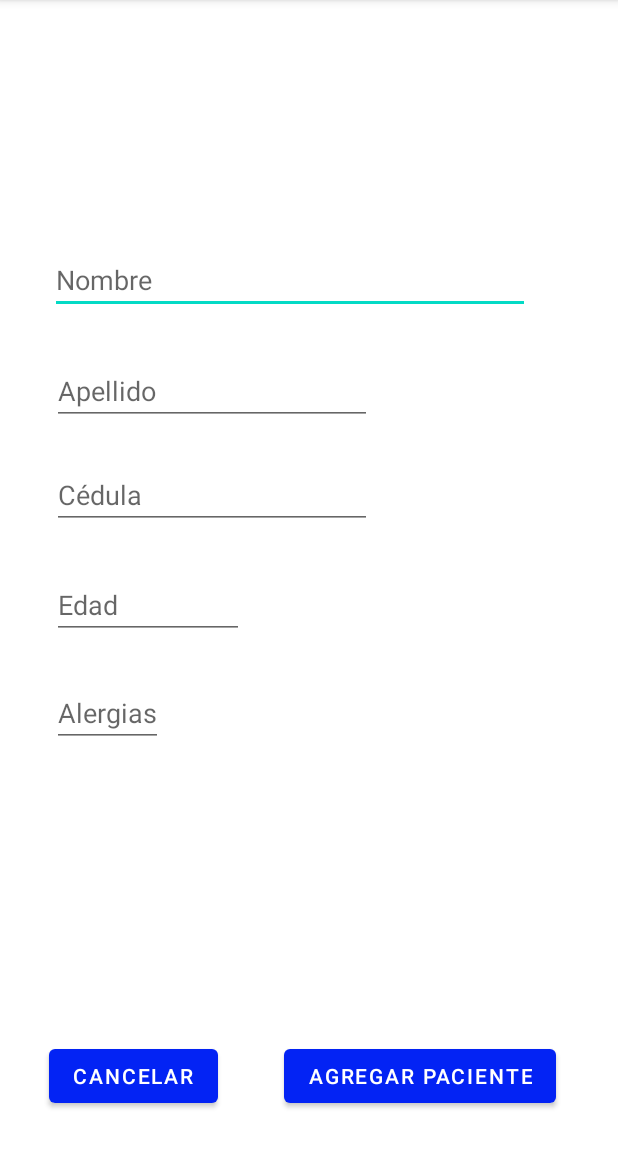
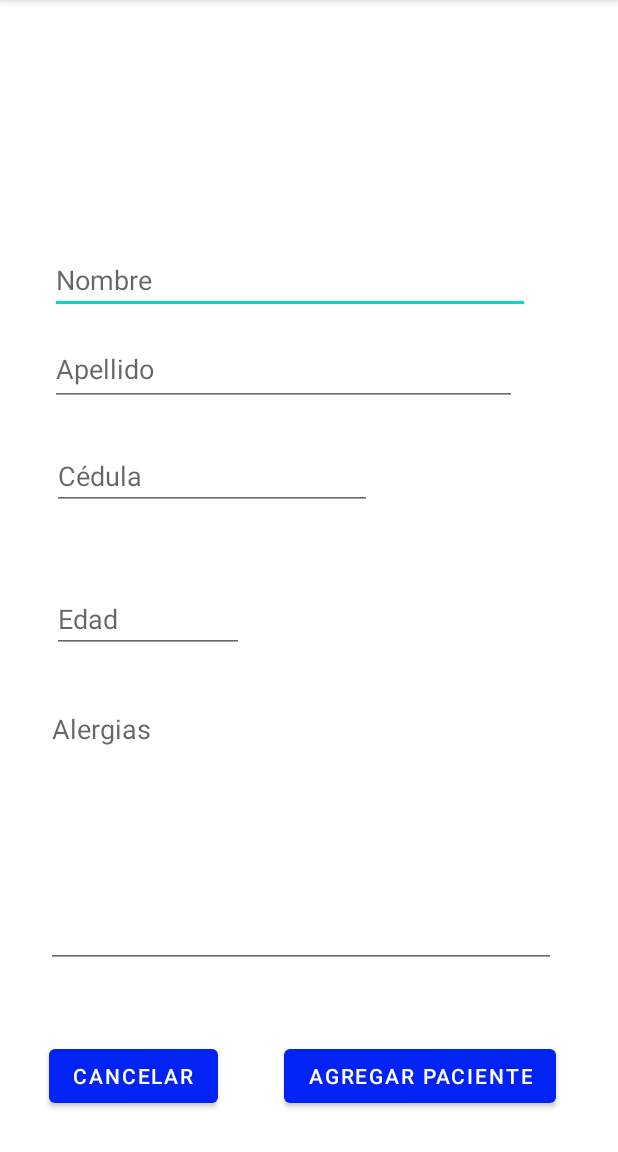
Before and after one commit to vicmusa/AppTesis, an Android app: the InsertarPaciente screen opened directly, with no data from a screen before it, on a phone screen of 412 x 824 dp, the part 84-1236 px from its top. Run offline under Robolectric (Android 15) with nearby library versions, the phone set to English and light mode, and no system bars.

Commit message:
Breaking Changes: activity_insertar_paciente.xml forma del formulario

```diff
--- a/app/src/main/res/layout/activity_insertar_paciente.xml
+++ b/app/src/main/res/layout/activity_insertar_paciente.xml
@@ -10,6 +10,7 @@
         android:id="@+id/editTextTextPersonName"
         android:layout_width="wrap_content"
         android:layout_height="wrap_content"
+        android:autofillHints=""
         android:ems="15"
         android:hint="@string/nombre"
         android:inputType="textPersonName"
@@ -18,23 +19,21 @@
         app:layout_constraintHorizontal_bias="0.36"
         app:layout_constraintStart_toStartOf="parent"
         app:layout_constraintTop_toTopOf="parent"
-        app:layout_constraintVertical_bias="0.227"
-        android:autofillHints="" />
+        app:layout_constraintVertical_bias="0.227" />
 
     <EditText
         android:id="@+id/editTextTextPersonName2"
-        android:layout_width="wrap_content"
-        android:layout_height="wrap_content"
-        android:ems="10"
+        android:layout_width="311dp"
+        android:layout_height="49dp"
+        android:layout_marginTop="12dp"
+        android:ems="15"
         android:hint="@string/apellido"
         android:importantForAutofill="no"
         android:inputType="textPersonName"
-        app:layout_constraintBottom_toBottomOf="parent"
         app:layout_constraintEnd_toEndOf="parent"
-        app:layout_constraintHorizontal_bias="0.174"
+        app:layout_constraintHorizontal_bias="0.33"
         app:layout_constraintStart_toStartOf="parent"
-        app:layout_constraintTop_toTopOf="parent"
-        app:layout_constraintVertical_bias="0.329" />
+        app:layout_constraintTop_toBottomOf="@+id/editTextTextPersonName" />
 
     <EditText
         android:id="@+id/editTextNumber"
@@ -49,37 +48,38 @@
         app:layout_constraintHorizontal_bias="0.122"
         app:layout_constraintStart_toStartOf="parent"
         app:layout_constraintTop_toTopOf="parent"
-        app:layout_constraintVertical_bias="0.527" />
+        app:layout_constraintVertical_bias="0.54" />
 
     <EditText
         android:id="@+id/editTextNumber2"
         android:layout_width="wrap_content"
         android:layout_height="wrap_content"
+        android:layout_marginTop="24dp"
         android:autofillHints=""
         android:ems="10"
         android:hint="@string/cédula"
         android:inputType="number"
-        app:layout_constraintBottom_toBottomOf="parent"
         app:layout_constraintEnd_toEndOf="parent"
         app:layout_constraintHorizontal_bias="0.174"
         app:layout_constraintStart_toStartOf="parent"
-        app:layout_constraintTop_toTopOf="parent"
-        app:layout_constraintVertical_bias="0.425" />
+        app:layout_constraintTop_toBottomOf="@+id/editTextTextPersonName2" />
 
     <EditText
         android:id="@+id/editTextTextMultiLine"
-        android:layout_width="wrap_content"
-        android:layout_height="wrap_content"
+        android:layout_width="340dp"
+        android:layout_height="182dp"
+        android:layout_marginTop="56dp"
+        android:layout_marginBottom="150dp"
+        android:autofillHints=""
         android:gravity="start|top"
         android:hint="@string/alergias"
         android:inputType="textMultiLine"
-        app:layout_constraintBottom_toBottomOf="parent"
+        app:layout_constraintBottom_toTopOf="@+id/button2"
         app:layout_constraintEnd_toEndOf="parent"
-        app:layout_constraintHorizontal_bias="0.103"
+        app:layout_constraintHorizontal_bias="0.422"
         app:layout_constraintStart_toStartOf="parent"
-        app:layout_constraintTop_toTopOf="parent"
-        app:layout_constraintVertical_bias="0.626"
-        android:autofillHints="" />
+        app:layout_constraintTop_toBottomOf="@+id/editTextNumber"
+        app:layout_constraintVertical_bias="0.219" />
 
     <Button
         android:id="@+id/button"
```
